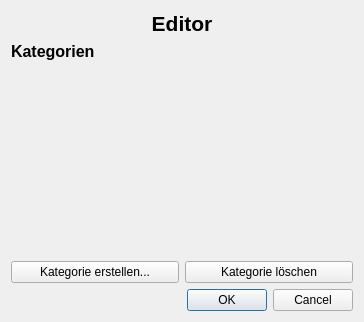
The window that urlaubsliste/ui/editor.ui (TheCheese42/urlaubsliste) describes before a commit, drawn with Qt 5.
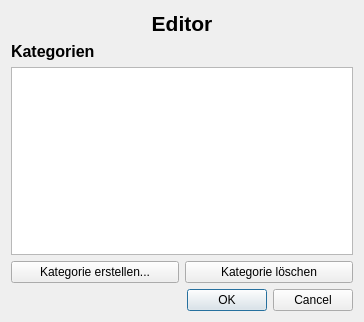
The same window after the commit.

```diff
--- a/urlaubsliste/ui/editor.ui
+++ b/urlaubsliste/ui/editor.ui
@@ -19,8 +19,11 @@
      <property name="contextMenuPolicy">
       <enum>Qt::CustomContextMenu</enum>
      </property>
+     <property name="autoFillBackground">
+      <bool>true</bool>
+     </property>
      <property name="styleSheet">
-      <string notr="true">background:transparent</string>
+      <string notr="true"/>
      </property>
      <property name="dragDropMode">
       <enum>QAbstractItemView::InternalMove</enum>
```
